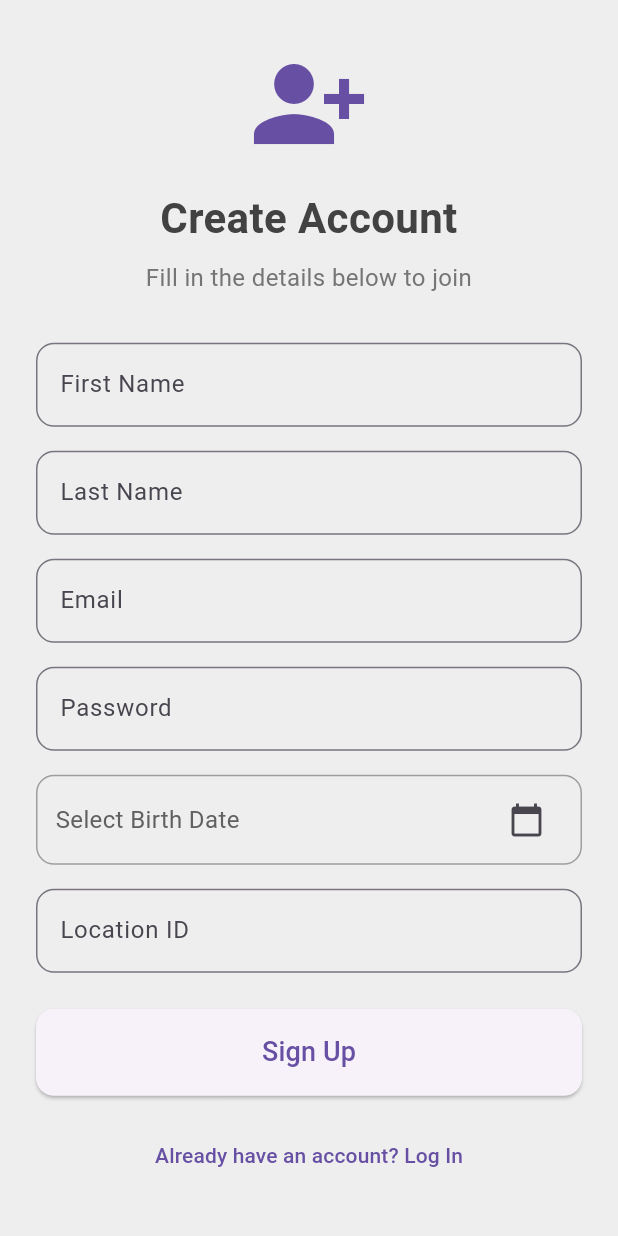
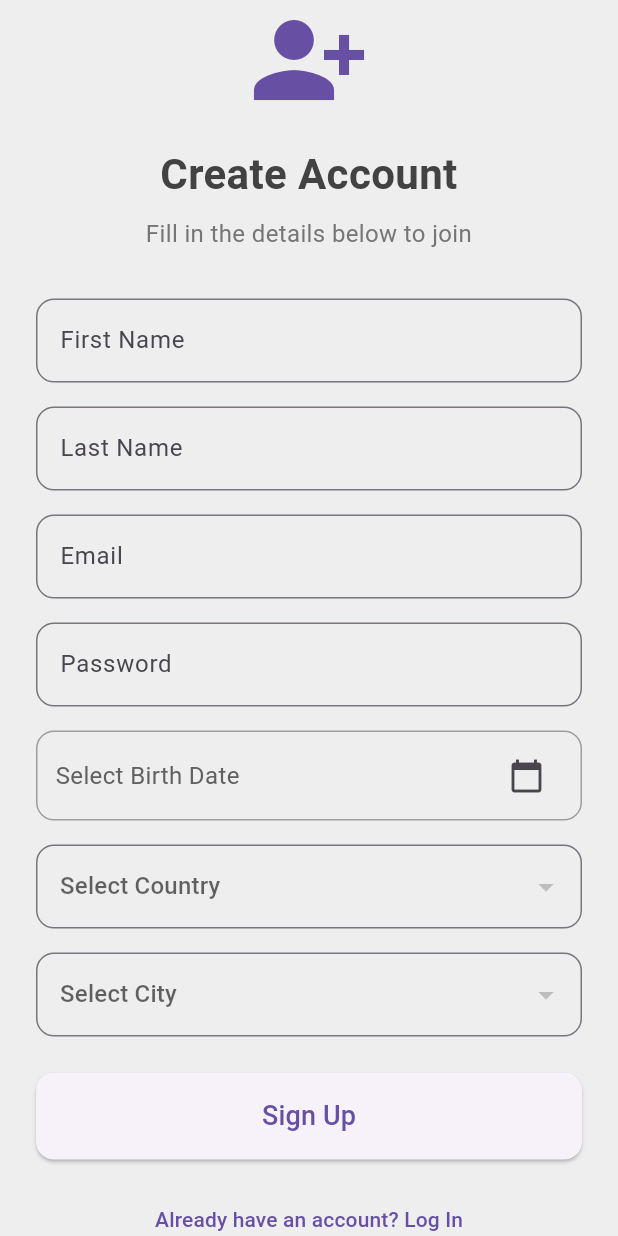
Before and after one commit to JafarMahmood123/Flutter_4th_project, a Flutter app: the screen it shows after launch, after a tap on "Sign Up", on a phone screen of 412 x 824 dp. Run offline on Flutter 3.47's test engine with Material 3 defaults, Android fonts, the phone set to English and light mode, and no system bars; our stand-ins replace jwt_decoder, shared_preferences; network calls fail.

Commit message:
Add City and Country as drop down in the sign up page

```diff
--- a/lib/core/services/api_service.dart
+++ b/lib/core/services/api_service.dart
@@ -4,7 +4,7 @@ import 'package:jwt_decoder/jwt_decoder.dart';
 import 'package:shared_preferences/shared_preferences.dart';
 
 class ApiService {
-  final String _baseUrl = "https://a4d3cb21b100.ngrok-free.app"; // Your backend URL
+  final String _baseUrl = "https://ba3a471a9991.ngrok-free.app"; // Your backend URL
 
   // No changes to login, getHotels, getRestaurants, getRestaurantsById, getDishesByRestaurantId
 
@@ -235,8 +235,8 @@ class ApiService {
     required String lastName,
     required String email,
     required String password,
-    required String birthDate, // Add this
-    required String locationId, // Add this
+    required String birthDate,
+    required String locationId,
   }) async {
     final response = await http.post(
       Uri.parse('$_baseUrl/User/SignUp'),
@@ -246,8 +246,8 @@ class ApiService {
         'lastName': lastName,
         'email': email,
         'password': password,
-        'birthDate': birthDate, // Add this
-        'locationId': locationId, // Add this
+        'birthDate': birthDate,
+        'locationId': locationId,
         // RoleId is nullable and likely handled by the backend, so we omit it.
       }),
     );
@@ -289,4 +289,23 @@ class ApiService {
       throw Exception('Failed to process payment');
     }
   }
+
+  // New methods for fetching countries and cities
+  Future<List<dynamic>> getCountries() async {
+    final response = await http.get(Uri.parse('$_baseUrl/countries'));
+    if (response.statusCode == 200) {
+      return jsonDecode(response.body);
+    } else {
+      throw Exception('Failed to load countries');
+    }
+  }
+
+  Future<List<dynamic>> getCitiesByCountry(String countryId) async {
+    final response = await http.get(Uri.parse('$_baseUrl/cities/country/$countryId/'));
+    if (response.statusCode == 200) {
+      return jsonDecode(response.body);
+    } else {
+      throw Exception('Failed to load cities for country $countryId');
+    }
+  }
 }
--- /dev/null
+++ b/lib/data/models/City.dart
@@ -0,0 +1,13 @@
+class City {
+  final String id;
+  final String name;
+
+  City({required this.id, required this.name});
+
+  factory City.fromJson(Map<String, dynamic> json) {
+    return City(
+      id: json['id'],
+      name: json['name'],
+    );
+  }
+}
--- /dev/null
+++ b/lib/data/models/Country.dart
@@ -0,0 +1,13 @@
+class Country {
+  final String id;
+  final String name;
+
+  Country({required this.id, required this.name});
+
+  factory Country.fromJson(Map<String, dynamic> json) {
+    return Country(
+      id: json['id'],
+      name: json['name'],
+    );
+  }
+}
--- a/lib/ui/viewmodels/signup_viewmodel.dart
+++ b/lib/ui/viewmodels/signup_viewmodel.dart
@@ -1,5 +1,8 @@
 import 'package:flutter/material.dart';
 import 'package:user_flutter_project/core/services/api_service.dart';
+
+import '../../data/models/City.dart';
+import '../../data/models/Country.dart';
 
 class SignUpViewModel with ChangeNotifier {
   final ApiService _apiService = ApiService();
@@ -10,13 +13,69 @@ class SignUpViewModel with ChangeNotifier {
   String? _errorMessage;
   String? get errorMessage => _errorMessage;
 
+  List<Country> _countries = [];
+  List<Country> get countries => _countries;
+
+  List<City> _cities = [];
+  List<City> get cities => _cities;
+
+  Country? _selectedCountry;
+  Country? get selectedCountry => _selectedCountry;
+
+  City? _selectedCity;
+  City? get selectedCity => _selectedCity;
+
+  // Fetch countries when the view model is created
+  SignUpViewModel() {
+    fetchCountries();
+  }
+
+  Future<void> fetchCountries() async {
+    _isLoading = true;
+    notifyListeners();
+    try {
+      final countriesData = await _apiService.getCountries();
+      _countries = countriesData.map((json) => Country.fromJson(json)).toList();
+    } catch (e) {
+      _errorMessage = e.toString();
+    } finally {
+      _isLoading = false;
+      notifyListeners();
+    }
+  }
+
+  void onCountrySelected(Country? country) {
+    _selectedCountry = country;
+    _selectedCity = null; // Reset city when country changes
+    _cities = [];
+    notifyListeners();
+    if (country != null) {
+      fetchCitiesByCountry(country.id);
+    }
+  }
+
+  void onCitySelected(City? city) {
+    _selectedCity = city;
+    notifyListeners();
+  }
+
+  Future<void> fetchCitiesByCountry(String countryId) async {
+    try {
+      final citiesData = await _apiService.getCitiesByCountry(countryId);
+      _cities = citiesData.map((json) => City.fromJson(json)).toList();
+    } catch (e) {
+      _errorMessage = e.toString();
+    }
+    notifyListeners();
+  }
+
   Future<bool> signUp({
     required String firstName,
     required String lastName,
     required String email,
     required String password,
-    required String birthDate, // Add this
-    required String locationId, // Add this
+    required String birthDate,
+    required String locationId,
   }) async {
     _isLoading = true;
     _errorMessage = null;
--- a/lib/ui/views/signup_screen.dart
+++ b/lib/ui/views/signup_screen.dart
@@ -2,9 +2,10 @@ import 'package:flutter/material.dart';
 import 'package:intl/intl.dart';
 import 'package:provider/provider.dart';
 import 'package:user_flutter_project/ui/viewmodels/signup_viewmodel.dart';
+import '../../data/models/City.dart';
+import '../../data/models/Country.dart';
 import 'login_screen.dart';
 
-// Convert to StatefulWidget to manage the state of the selected birth date
 class SignUpScreen extends StatefulWidget {
   @override
   _SignUpScreenState createState() => _SignUpScreenState();
@@ -15,12 +16,9 @@ class _SignUpScreenState extends State<SignUpScreen> {
   final _lastNameController = TextEditingController();
   final _emailController = TextEditingController();
   final _passwordController = TextEditingController();
-  final _locationIdController = TextEditingController();
 
-  // State variable to hold the selected date
   DateTime? _selectedBirthDate;
 
-  // Function to show the date picker
   Future<void> _selectDate(BuildContext context) async {
     final DateTime? picked = await showDatePicker(
       context: context,
@@ -45,7 +43,9 @@ class _SignUpScreenState extends State<SignUpScreen> {
           child: Center(
             child: SingleChildScrollView(
               padding: const EdgeInsets.symmetric(horizontal: 24.0),
-              child: Column(
+              child: Consumer<SignUpViewModel>(
+                builder: (context, viewModel, child) {
+                  return Column(
                     mainAxisAlignment: MainAxisAlignment.center,
                     crossAxisAlignment: CrossAxisAlignment.stretch,
                     children: [
@@ -98,7 +98,6 @@ class _SignUpScreenState extends State<SignUpScreen> {
                         decoration: InputDecoration(labelText: 'Password', border: OutlineInputBorder(borderRadius: BorderRadius.circular(12))),
                       ),
                       const SizedBox(height: 16),
-                  // Birth Date Picker
                       Container(
                         padding: const EdgeInsets.symmetric(horizontal: 12.0, vertical: 5.0),
                         decoration: BoxDecoration(
@@ -122,21 +121,45 @@ class _SignUpScreenState extends State<SignUpScreen> {
                         ),
                       ),
                       const SizedBox(height: 16),
-                  // Location ID Field
-                  TextField(
-                    controller: _locationIdController,
-                    decoration: InputDecoration(
-                      labelText: 'Location ID',
-                      hintText: 'Enter a valid Location GUID',
-                      border: OutlineInputBorder(borderRadius: BorderRadius.circular(12)),
+
+                      // Country Dropdown
+                      DropdownButtonFormField<Country>(
+                        value: viewModel.selectedCountry,
+                        hint: Text('Select Country'),
+                        isExpanded: true,
+                        items: viewModel.countries.map((Country country) {
+                          return DropdownMenuItem<Country>(
+                            value: country,
+                            child: Text(country.name),
+                          );
+                        }).toList(),
+                        onChanged: (Country? newValue) {
+                          viewModel.onCountrySelected(newValue);
+                        },
+                        decoration: InputDecoration(border: OutlineInputBorder(borderRadius: BorderRadius.circular(12))),
                       ),
+                      const SizedBox(height: 16),
+
+                      // City Dropdown
+                      DropdownButtonFormField<City>(
+                        value: viewModel.selectedCity,
+                        hint: Text('Select City'),
+                        isExpanded: true,
+                        items: viewModel.cities.map((City city) {
+                          return DropdownMenuItem<City>(
+                            value: city,
+                            child: Text(city.name),
+                          );
+                        }).toList(),
+                        onChanged: (City? newValue) {
+                          viewModel.onCitySelected(newValue);
+                        },
+                        decoration: InputDecoration(border: OutlineInputBorder(borderRadius: BorderRadius.circular(12))),
                       ),
                       const SizedBox(height: 24),
 
                       // Sign Up Button
-                  Consumer<SignUpViewModel>(
-                    builder: (context, viewModel, child) {
-                      return viewModel.isLoading
+                      viewModel.isLoading
                           ? const Center(child: CircularProgressIndicator())
                           : ElevatedButton(
                         style: ElevatedButton.styleFrom(
@@ -150,6 +173,12 @@ class _SignUpScreenState extends State<SignUpScreen> {
                             );
                             return;
                           }
+                          if (viewModel.selectedCity == null) {
+                            ScaffoldMessenger.of(context).showSnackBar(
+                              const SnackBar(content: Text('Please select a city.'), backgroundColor: Colors.red),
+                            );
+                            return;
+                          }
 
                           final success = await viewModel.signUp(
                             firstName: _firstNameController.text.trim(),
@@ -157,7 +186,7 @@ class _SignUpScreenState extends State<SignUpScreen> {
                             email: _emailController.text.trim(),
                             password: _passwordController.text.trim(),
                             birthDate: DateFormat('yyyy-MM-dd').format(_selectedBirthDate!),
-                            locationId: _locationIdController.text.trim(),
+                            locationId: viewModel.selectedCity!.id,
                           );
 
                           if (success) {
@@ -172,8 +201,6 @@ class _SignUpScreenState extends State<SignUpScreen> {
                           }
                         },
                         child: const Text('Sign Up', style: TextStyle(fontSize: 18)),
-                      );
-                    },
                       ),
                       const SizedBox(height: 16),
                       TextButton(
@@ -181,6 +208,8 @@ class _SignUpScreenState extends State<SignUpScreen> {
                         child: const Text('Already have an account? Log In'),
                       ),
                     ],
+                  );
+                },
               ),
             ),
           ),
```
Also changed, not shown: lib/data/models/CurrencyType.dart (added, +13 -0 lines). Lines whose indentation alone changed are shown as unchanged.
